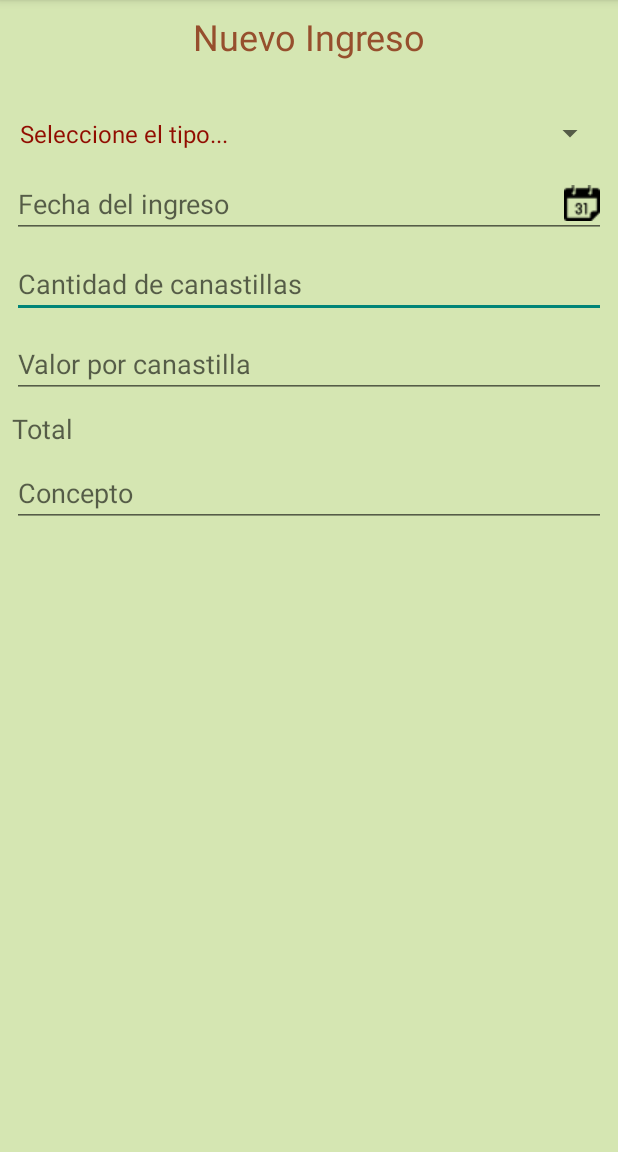
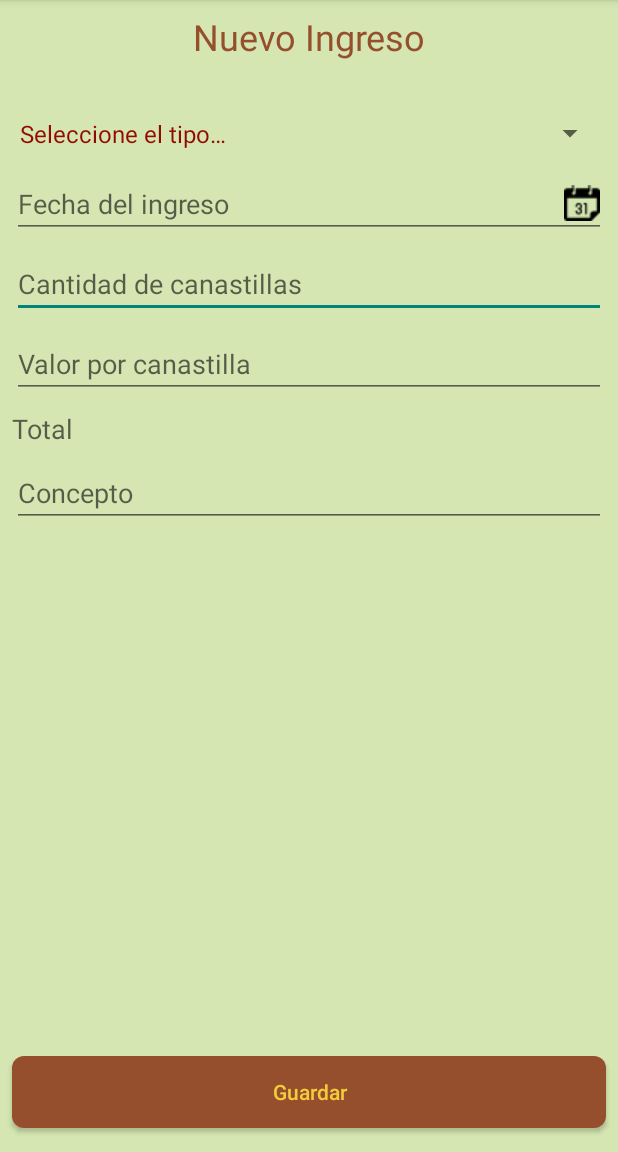
Before and after one commit to FrutiControl/fruti-mobile, an Android app: the NuevoIngresoActivity screen opened directly, with no data from a screen before it, on a phone screen of 412 x 824 dp, the part 84-1236 px from its top. Run offline under Robolectric (Android 15) with nearby library versions, the phone set to English and light mode, and no system bars; Roboto replaces fonts that are not available here.

Commit message:
Boton guardar en pantalla nuevo ingreso y correccion bug "three dots"

```diff
--- a/app/src/main/res/layout/activity_nuevo_ingreso.xml
+++ b/app/src/main/res/layout/activity_nuevo_ingreso.xml
@@ -12,7 +12,7 @@
         android:layout_width="wrap_content"
         android:layout_height="wrap_content"
         android:layout_marginTop="8dp"
-        android:text="Nuevo Ingreso"
+        android:text="@string/nuevo_ingreso"
         android:textColor="@color/headerColor"
         android:textSize="24sp"
         app:layout_constraintEnd_toEndOf="parent"
@@ -40,7 +40,7 @@
         android:drawableRight="@drawable/date"
         android:ems="10"
         android:focusable="false"
-        android:hint="Fecha del ingreso"
+        android:hint="@string/fecha_del_ingreso"
         android:inputType="date"
         app:layout_constraintEnd_toEndOf="parent"
         app:layout_constraintStart_toStartOf="parent"
@@ -68,7 +68,7 @@
         android:layout_marginTop="8dp"
         android:layout_marginEnd="8dp"
         android:ems="10"
-        android:hint="Valor por canastilla"
+        android:hint="@string/valor_por_canastilla"
         android:inputType="number"
         app:layout_constraintEnd_toEndOf="parent"
         app:layout_constraintStart_toStartOf="parent"
@@ -102,4 +102,18 @@
         app:layout_constraintStart_toStartOf="parent"
         app:layout_constraintTop_toBottomOf="@+id/editTextValorCanastilla" />
 
+    <Button
+        android:id="@+id/buttonGuardar"
+        android:layout_width="match_parent"
+        android:layout_height="wrap_content"
+        android:layout_marginStart="8dp"
+        android:layout_marginEnd="8dp"
+        android:layout_marginBottom="16dp"
+        android:background="@drawable/rounded_button"
+        android:text="@string/guardar"
+        android:textAllCaps="false"
+        app:layout_constraintBottom_toBottomOf="parent"
+        app:layout_constraintEnd_toEndOf="parent"
+        app:layout_constraintStart_toStartOf="parent" />
+
 </androidx.constraintlayout.widget.ConstraintLayout>
--- a/app/src/main/res/values/strings.xml
+++ b/app/src/main/res/values/strings.xml
@@ -11,7 +11,7 @@
     <string name="granjas">Granjas</string>
     <string name="nueva_granja">Nueva granja</string>
     <string-array name="TipoArbolFrutal">
-        <item> Seleccione el tipo... </item>
+        <item> Seleccione el tipo&#8230; </item>
         <item> Mango tommy </item>
         <item> Mango farchil</item>
         <item> Naranja </item>
@@ -22,14 +22,14 @@
         <item> Banano </item>
     </string-array>
     <string-array name="TipoPoda">
-        <item> Seleccione el tipo de poda... </item>
+        <item> Seleccione el tipo de poda&#8230; </item>
         <item> Sanitaria </item>
         <item> Formación </item>
         <item> Limpieza  </item>
         <item> Mantenimiento  </item>
     </string-array>
     <string-array name="TipoFumigacion">
-        <item> Seleccione el tipo de fumigación... </item>
+        <item> Seleccione el tipo de fumigación&#8230; </item>
         <item> Insectos </item>
         <item> Hongos </item>
         <item> Hierba </item>
@@ -37,19 +37,19 @@
         <item> Peste </item>
     </string-array>
     <string-array name="TipoFertilizacion">
-        <item> Seleccione el tipo de fertilización... </item>
+        <item> Seleccione el tipo de fertilización&#8230; </item>
         <item> Crecimiento </item>
         <item> Produccion </item>
         <item> Mantenimiento </item>
     </string-array>
     <string-array name="TipoRiego">
-        <item> Seleccione el tipo de riego... </item>
+        <item> Seleccione el tipo de riego&#8230; </item>
         <item> Natural </item>
         <item> Manual </item>
         <item> Sistema de riego  </item>
     </string-array>
     <string-array name="TipoActividad">
-        <item> Seleccione el tipo de actividad... </item>
+        <item> Seleccione el tipo de actividad&#8230; </item>
         <item> Poda </item>
         <item> Fumigación </item>
         <item> Fertilización </item>
@@ -59,4 +59,7 @@
     <string name="escoger_ubicaci_n">Escoger ubicación</string>
     <string name="nueva_actividad">Nueva Actividad</string>
     <string name="guardar">Guardar</string>
+    <string name="nuevo_ingreso">Nuevo Ingreso</string>
+    <string name="fecha_del_ingreso">Fecha del ingreso</string>
+    <string name="valor_por_canastilla">Valor por canastilla</string>
 </resources>
```
